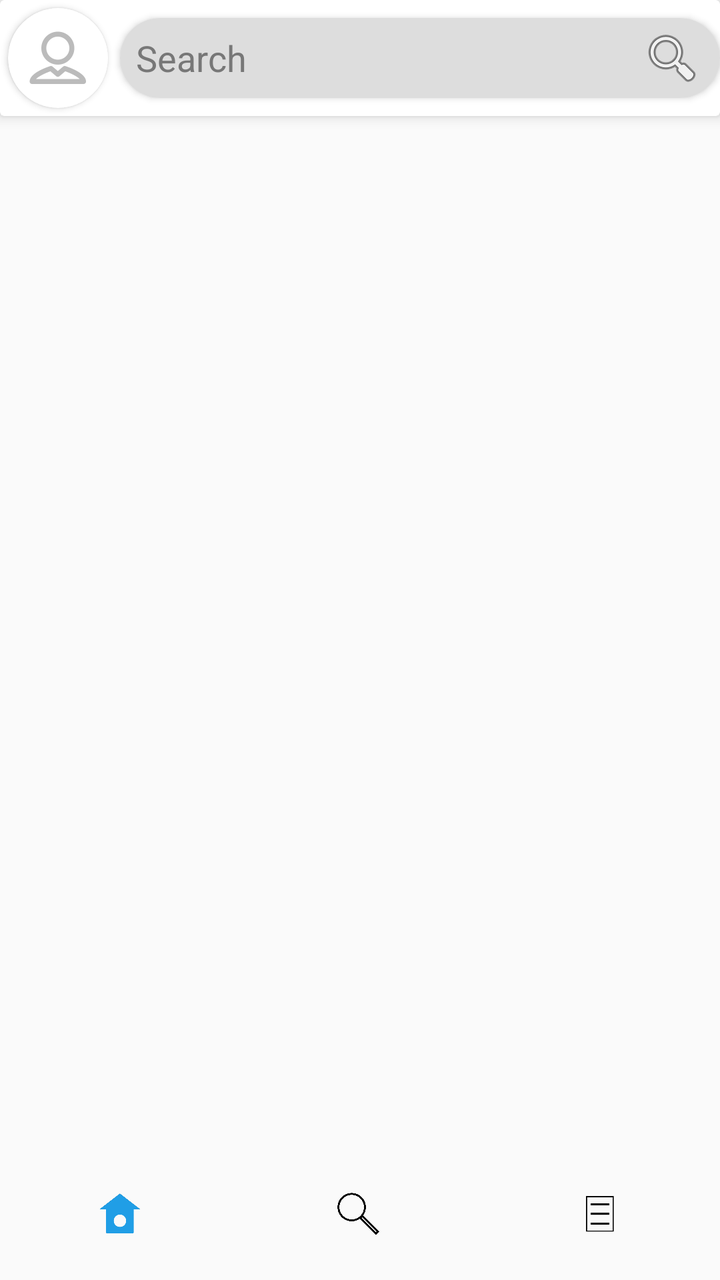
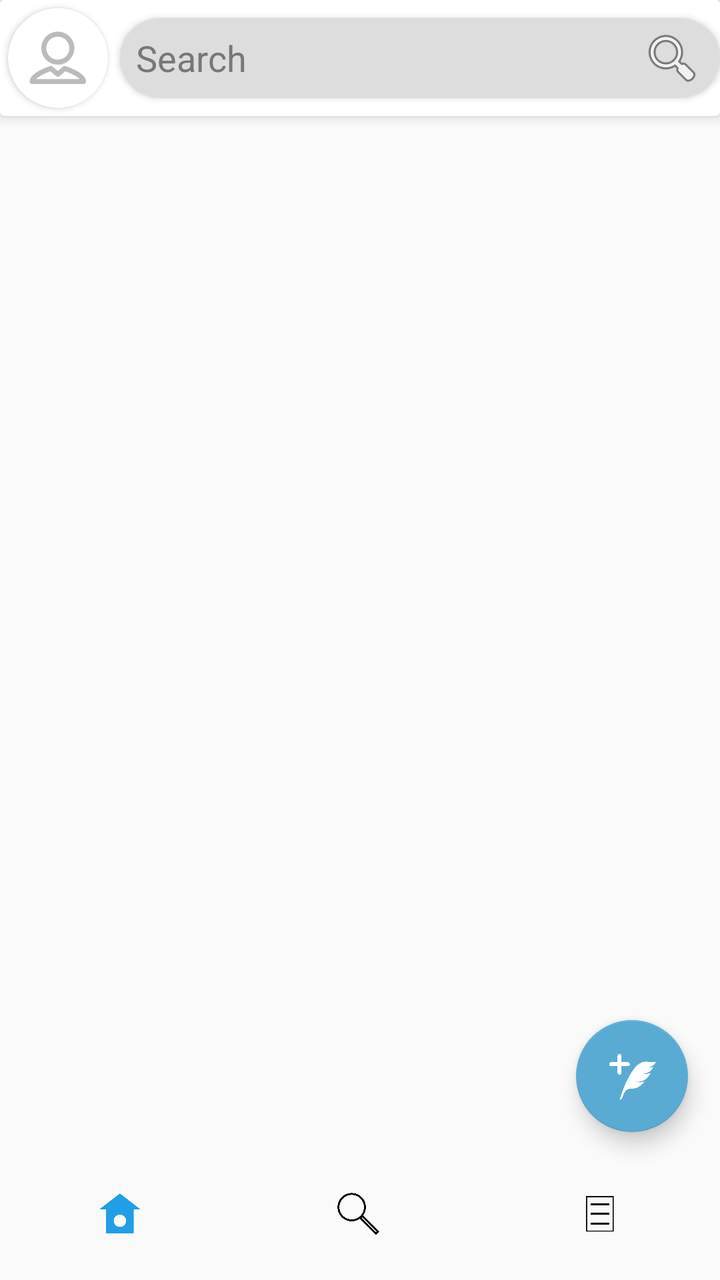

An Android layout rendered at two revisions. The XML below is the earlier revision; the diff shows what the commit changed to produce the second picture.
<!-- AndroidManifest.xml: activity theme AppTheme.NoActionBar -->
<!-- res/layout/activity_home.xml -->
<?xml version="1.0" encoding="utf-8"?>
<androidx.constraintlayout.widget.ConstraintLayout xmlns:android="http://schemas.android.com/apk/res/android"
    xmlns:app="http://schemas.android.com/apk/res-auto"
    xmlns:tools="http://schemas.android.com/tools"
    android:id="@+id/main"
    android:layout_width="match_parent"
    android:layout_height="match_parent"
    tools:context=".activities.HomeActivity">

    <androidx.cardview.widget.CardView
        android:layout_width="0dp"
        android:layout_height="wrap_content"
        app:cardElevation="4dp"
        android:background="@color/colorPrimary"
        android:orientation="horizontal"
        app:layout_constraintEnd_toEndOf="parent"
        app:layout_constraintStart_toStartOf="parent"
        app:layout_constraintTop_toTopOf="parent">
        <androidx.cardview.widget.CardView
            android:layout_width="wrap_content"
            android:layout_height="wrap_content"
            android:layout_margin="@dimen/grid_1x"
            app:cardCornerRadius="@dimen/standard_corner_radius">
            <ImageView
                android:id="@+id/logo"
                android:layout_width="@dimen/standard_image"
                android:layout_height="@dimen/standard_image"
                android:scaleType="centerCrop"
                android:src="@drawable/default_user"/>
        </androidx.cardview.widget.CardView>
        <TextView
            android:id="@+id/titleBar"
            android:layout_width="wrap_content"
            android:layout_height="wrap_content"
            android:layout_marginLeft="@dimen/standard_image"
            android:paddingLeft="@dimen/grid_3x"
            android:layout_gravity="center_horizontal"
            style="@style/Heading"
            android:text="Home"/>
        <androidx.cardview.widget.CardView
            android:id="@+id/searchBar"
            android:layout_width="wrap_content"
            android:layout_height="match_parent"
            android:layout_gravity="center_vertical"
            app:cardCornerRadius="@dimen/standard_corner_radius"
            android:layout_marginLeft="60dp"
            android:layout_marginStart="60dp">
            <EditText
                android:id="@+id/search"
                android:layout_width="@dimen/standard_width"
                android:layout_height="@dimen/search_height"
                android:textColorHint="@color/dark_grey"
                android:background="@color/colorPrimary"
                android:hint="@string/hint_search"
                android:paddingLeft="@dimen/grid_2x"
                android:paddingRight="@dimen/grid_2x"
                android:textColor="@color/black"
                android:drawableRight="@android:drawable/ic_menu_search"
                android:drawableEnd="@android:drawable/ic_menu_search"
                android:imeOptions="actionSearch"
                android:inputType="text"/>
        </androidx.cardview.widget.CardView>
    </androidx.cardview.widget.CardView>

    <com.google.android.material.tabs.TabLayout
        android:id="@+id/tabs"
        android:layout_width="match_parent"
        android:layout_height="@dimen/standard_height"
        android:layout_marginBottom="@dimen/grid_2x"
        app:tabIndicator="@null"
        app:layout_constraintBottom_toBottomOf="parent">
        <com.google.android.material.tabs.TabItem
            android:id="@+id/tabHome"
            android:layout_width="wrap_content"
            android:layout_height="wrap_content"
            android:icon="@drawable/selector_home"/>
        <com.google.android.material.tabs.TabItem
            android:id="@+id/tabSearch"
            android:layout_width="wrap_content"
            android:layout_height="wrap_content"
            android:icon="@drawable/selector_search"/>
        <com.google.android.material.tabs.TabItem
            android:id="@+id/tabMyActivity"
            android:layout_width="wrap_content"
            android:layout_height="wrap_content"
            android:icon="@drawable/selector_myactivity"/>
    </com.google.android.material.tabs.TabLayout>

    <Button
        android:id="@+id/logoutButtton"
        android:layout_width="@dimen/standard_width"
        android:layout_height="@dimen/standard_height"
        android:onClick="onLogout"
        android:text="Logout"/>

    <LinearLayout
        android:id="@+id/homeProgressLayout"
        android:layout_width="match_parent"
        android:layout_height="match_parent"
        android:orientation="vertical"
        android:gravity="center"
        android:elevation="5dp"
        android:background="@color/transparent_grey"
        android:visibility="gone"
        app:layout_constraintTop_toTopOf="parent"
        app:layout_constraintBottom_toBottomOf="parent"
        app:layout_constraintStart_toStartOf="parent"
        app:layout_constraintEnd_toEndOf="parent">

        <ProgressBar
            android:layout_width="wrap_content"
            android:layout_height="wrap_content" />
    </LinearLayout>

</androidx.constraintlayout.widget.ConstraintLayout>
<!-- resources referenced by this layout -->
<resources>
  <color name="black">#FF000000</color>
  <color name="colorPrimary">#dddddd</color>
  <color name="dark_grey">#777777</color>
  <color name="transparent_grey">#99cccccc</color>
  <dimen name="grid_1x">4dp</dimen>
  <dimen name="grid_2x">8dp</dimen>
  <dimen name="grid_3x">16dp</dimen>
  <dimen name="search_height">40dp</dimen>
  <dimen name="standard_corner_radius">25dp</dimen>
  <dimen name="standard_height">50dp</dimen>
  <dimen name="standard_image">50dp</dimen>
  <dimen name="standard_width">300dp</dimen>
  <!-- drawable default_user: png bitmap (drawable, 5994 bytes) -->
  <!-- drawable selector_home (drawable) -->
  <?xml version="1.0" encoding="utf-8"?>
  <selector xmlns:android="http://schemas.android.com/apk/res/android">
      <item android:drawable="@drawable/home" android:state_selected="true"/>
      <item android:drawable="@drawable/home_inactive"/>
  </selector>
  <!-- drawable selector_myactivity (drawable) -->
  <?xml version="1.0" encoding="utf-8"?>
  <selector xmlns:android="http://schemas.android.com/apk/res/android">
      <item android:drawable="@drawable/myactivity" android:state_selected="true"/>
      <item android:drawable="@drawable/myactivity_inactive"/>
  </selector>
  <!-- drawable selector_search (drawable) -->
  <?xml version="1.0" encoding="utf-8"?>
  <selector xmlns:android="http://schemas.android.com/apk/res/android">
      <item android:drawable="@drawable/search" android:state_selected="true"/>
      <item android:drawable="@drawable/search_inactive"/>
  </selector>
  <string name="hint_search">Search</string>
  <style name="Heading">
          <item name="android:textSize">26sp</item>
          <item name="android:textStyle">bold</item>
          <item name="android:textColor">@color/black</item>
      </style>
  <style name="AppTheme.NoActionBar">
          <item name="windowActionBar">false</item>
          <item name="windowNoTitle">true</item>
      </style>
  <!-- drawable home: png bitmap (drawable, 7845 bytes) -->
  <!-- drawable home_inactive: png bitmap (drawable, 5586 bytes) -->
  <!-- drawable myactivity: png bitmap (drawable, 3985 bytes) -->
  <!-- drawable myactivity_inactive: png bitmap (drawable, 4238 bytes) -->
  <!-- drawable search: png bitmap (drawable, 13911 bytes) -->
  <!-- drawable search_inactive: png bitmap (drawable, 14257 bytes) -->
</resources>

<!-- the commit's change to res/layout/activity_home.xml (unified diff, before → after) -->
@@ -8,6 +8,7 @@
     tools:context=".activities.HomeActivity">
 
     <androidx.cardview.widget.CardView
+        android:id="@+id/cardView"
         android:layout_width="0dp"
         android:layout_height="wrap_content"
         app:cardElevation="4dp"
@@ -86,6 +87,25 @@
             android:icon="@drawable/selector_myactivity"/>
     </com.google.android.material.tabs.TabLayout>
 
+    <androidx.viewpager.widget.ViewPager
+        android:layout_width="match_parent"
+        android:layout_height="0dp"
+        android:layout_marginBottom="8dp"
+        app:layout_constraintBottom_toTopOf="@+id/tabs"
+        android:layout_marginTop="8dp"
+        app:layout_constraintTop_toBottomOf="@+id/cardView"
+        app:layout_behavior="@string/appbar_scrolling_view_behavior"/>
+
+    <com.google.android.material.floatingactionbutton.FloatingActionButton
+        android:id="@+id/fab"
+        android:layout_width="wrap_content"
+        android:layout_height="wrap_content"
+        app:srcCompat="@drawable/feather"
+        android:layout_margin="@dimen/grid_3x"
+        app:layout_constraintBottom_toTopOf="@+id/tabs"
+        app:layout_constraintEnd_toEndOf="parent"
+        android:layout_marginRight="8dp"/>
+
     <Button
         android:id="@+id/logoutButtton"
         android:layout_width="@dimen/standard_width"
<!-- resource entries referenced after the edit -->
@@ -13,6 +13,7 @@
   <dimen name="standard_image">50dp</dimen>
   <dimen name="standard_width">300dp</dimen>
   <!-- drawable default_user: png bitmap (drawable, 5994 bytes) -->
+  <!-- drawable feather: png bitmap (drawable, 8337 bytes) -->
   <!-- drawable selector_home (drawable) -->
   <?xml version="1.0" encoding="utf-8"?>
   <selector xmlns:android="http://schemas.android.com/apk/res/android">
